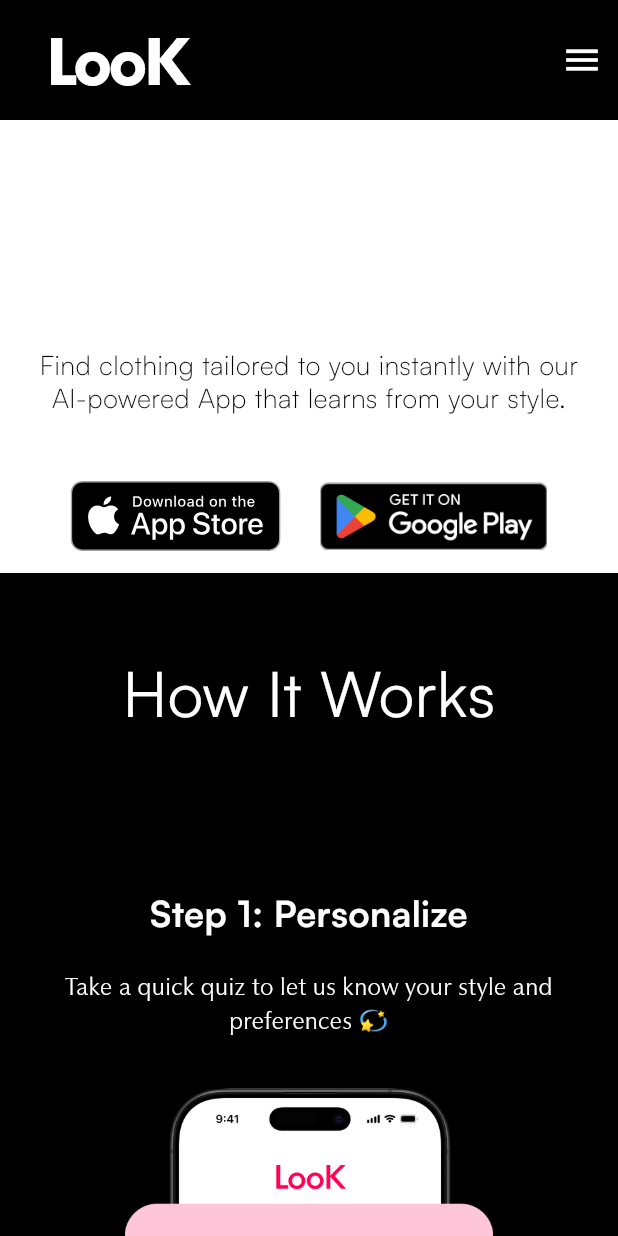
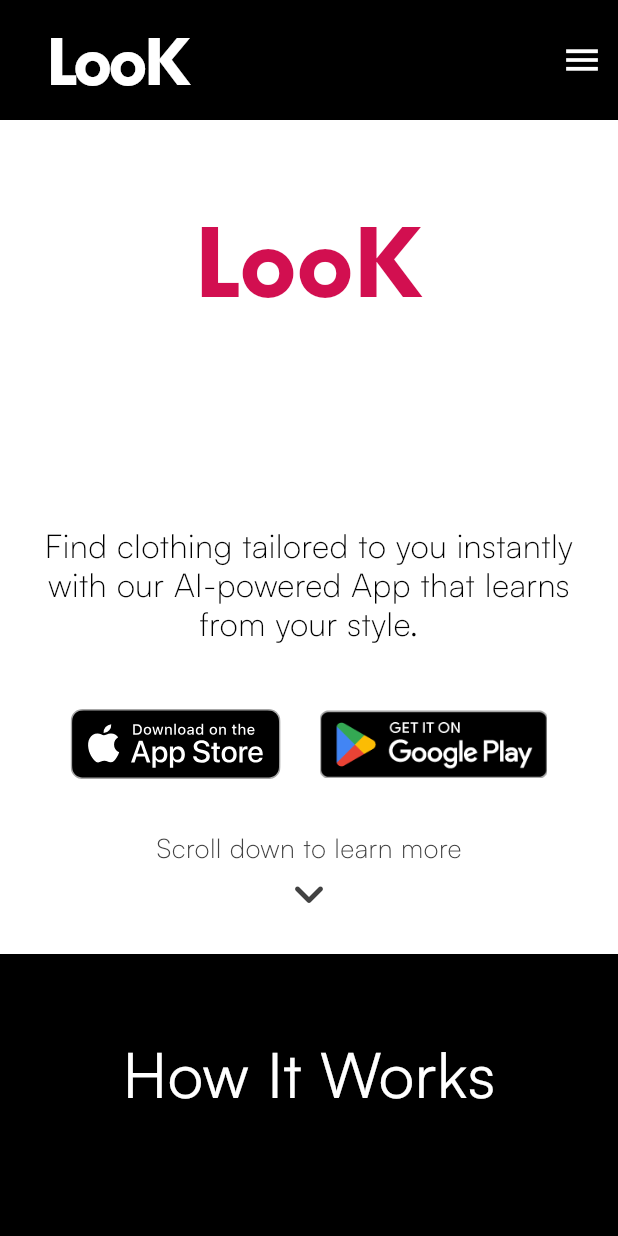
Before and after one commit to ambotwist/LooKweb, a Flutter app: the screen it shows after launch, on a phone screen of 412 x 824 dp. Run offline on Flutter 3.47's test engine with Material 3 defaults, Android fonts, the phone set to English and light mode, and no system bars; our stand-ins replace flutter_svg; project files that could hold a hidden picture were left out.

Commit message:
made the homepage more attractive on mobile.

```diff
--- a/lib/sections/home_section.dart
+++ b/lib/sections/home_section.dart
@@ -120,6 +120,22 @@ class MobileHomePageTitleSection extends StatelessWidget {
       mainAxisSize: MainAxisSize.min,
       crossAxisAlignment: CrossAxisAlignment.center,
       children: [
+        Text(
+          'LooK',
+          style: TextStyle(
+            fontSize: getResponsiveFontSize(
+              context,
+              baseSize: 72,
+              minSize: 62,
+              maxSize: 72,
+            ),
+            fontWeight: FontWeight.w700,
+            height: 1.1,
+            fontFamily: 'Ofelia',
+            color: AppTheme.lightTheme.colorScheme.secondary,
+          ),
+        ),
+        const SizedBox(height: 40),
         RichText(
           textAlign: TextAlign.center,
           text: TextSpan(
@@ -146,16 +162,16 @@ class MobileHomePageTitleSection extends StatelessWidget {
             ],
           ),
         ),
-        const SizedBox(height: 20),
+        const SizedBox(height: 30),
         Text(
           'Find clothing tailored to you instantly with our AI-powered App that learns from your style.',
           textAlign: TextAlign.center,
           style: TextStyle(
             fontSize: getResponsiveFontSize(
               context,
-              baseSize: 24,
-              minSize: 18,
-              maxSize: 24,
+              baseSize: 26,
+              minSize: 22,
+              maxSize: 26,
             ),
             fontWeight: FontWeight.w300,
             height: 1.2,
@@ -182,7 +198,28 @@ class MobileHomePageTitleSection extends StatelessWidget {
                   child: Image.asset('assets/icons/get_it_on_google_play.png'),
                 )),
           ],
-        )
+        ),
+        const SizedBox(height: 20),
+        Text(
+          'Scroll down to learn more',
+          style: TextStyle(
+            fontSize: getResponsiveFontSize(
+              context,
+              baseSize: 24,
+              minSize: 18,
+              maxSize: 24,
+            ),
+            fontWeight: FontWeight.w300,
+            height: 1.2,
+            color: Colors.grey.shade800,
+          ),
+        ),
+        Icon(
+          Icons.keyboard_arrow_down_rounded,
+          size: 40,
+          color: Colors.grey.shade800,
+        ),
+        const SizedBox(height: 20),
       ],
     );
   }
--- a/lib/theme/app_theme.dart
+++ b/lib/theme/app_theme.dart
@@ -86,7 +86,7 @@ class AppTheme {
       colorScheme: ColorScheme.light(
         primary: Colors.black,
         onPrimary: Colors.white,
-        secondary: const Color.fromARGB(255, 92, 83, 86),
+        secondary: const Color.fromARGB(255, 210, 15, 80),
         onSecondary: Colors.white,
         surface: Colors.white,
         onSurface: Colors.black,
```
